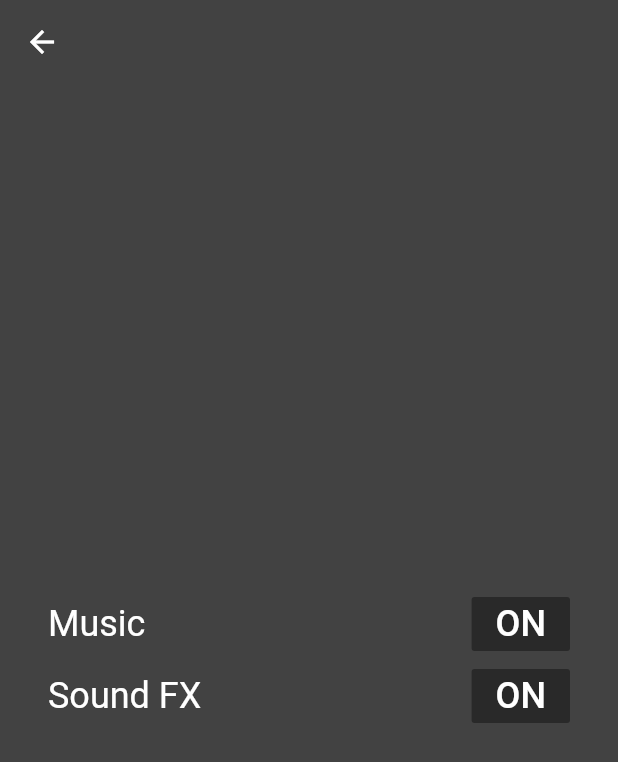
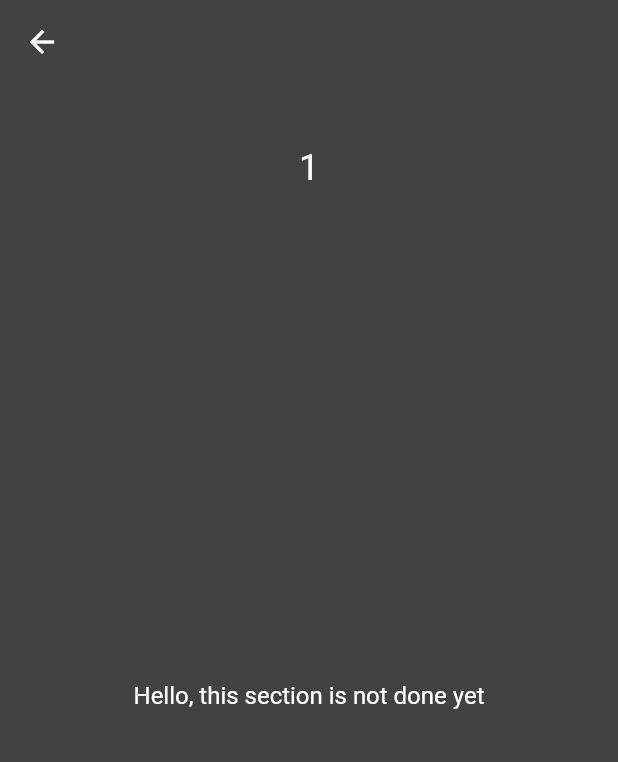
Before and after one commit to multimikael/numberdumper, a Flutter app: the SettingsScreen screen opened by its route, on a phone screen of 412 x 824 dp. Shown: the top 762 px of the screen. Run offline on Flutter 3.47's test engine with Material 2 defaults, Android fonts, the phone set to English and light mode, and no system bars; our stand-ins replace flutter_svg, shared_preferences; accounts and stored records are empty.

Commit message:
Added level change

```diff
--- a/lib/settings_screen.dart
+++ b/lib/settings_screen.dart
@@ -1,4 +1,6 @@
 import 'package:flutter/material.dart';
+import 'package:numberdumper/NDModel.dart';
+import 'package:scoped_model/scoped_model.dart';
 
 class SettingsScreen extends StatefulWidget {
 
@@ -10,8 +12,30 @@ class SettingsScreen extends StatefulWidget {
 
 class _SettingsScreenState extends State<SettingsScreen> {
 
+  final String about = "Hello, this section is not done yet";
 
   final textStyle = TextStyle(color: Colors.white, fontSize: 24.0);
+  final aboutTextStyle = TextStyle(color: Colors.white, fontSize: 16.0);
+
+  Widget _forwardButton(NDModel model) {
+    Widget btn = IconButton(icon: Icon(Icons.arrow_forward),
+      onPressed: () {model.nextLevel();},
+      color: Colors.white,);
+    return model.isNextLevelAvail
+        ? btn
+        : IconButton(icon: SizedBox(width: 24.0, height: 24.0),
+            onPressed: null);
+  }
+
+  Widget _backButton(NDModel model) {
+    Widget btn = IconButton(icon: Icon(Icons.arrow_back),
+      onPressed: () {model.lastLevel();},
+      color: Colors.white,);
+    return model.isLastLevelAvail
+        ? btn
+        : IconButton(icon: SizedBox(width: 24.0, height: 24.0),
+            onPressed: null);
+  }
 
   @override
   Widget build(BuildContext context) {
@@ -19,9 +43,24 @@ class _SettingsScreenState extends State<SettingsScreen> {
       appBar: AppBar(elevation: 0.0,),
       body: Padding(padding: EdgeInsets.all(32.0) ,
         child: Column(
+          mainAxisAlignment: MainAxisAlignment.start,
+          children: <Widget>[
+            ScopedModelDescendant<NDModel>(builder: (context, _, model) =>
+                Row(
+                  mainAxisAlignment: MainAxisAlignment.spaceEvenly,
+                  children: <Widget>[
+                    _backButton(model),
+                    Text(model.currLevel.toString(), style: textStyle,),
+                    _forwardButton(model)
+                  ],
+                )),
+
+            Expanded(
+              child: Column(
                 mainAxisAlignment: MainAxisAlignment.center,
                 children: <Widget>[
-            Row(
+                  Text(about, style: aboutTextStyle),
+                  /*Row(
                     mainAxisAlignment: MainAxisAlignment.spaceBetween,
                     children: <Widget>[
                       Text("Music", style: textStyle,),
@@ -36,7 +75,10 @@ class _SettingsScreenState extends State<SettingsScreen> {
                       RaisedButton(child: Text("ON", style: textStyle,),
                         onPressed: null,)
                     ],
+                  ),*/
+                ],
               ),
+            )
           ],
         ),)
     );
```
Also changed, not shown: lib/NDModel.dart (+21 -5 lines). Lines whose indentation alone changed are shown as unchanged.
